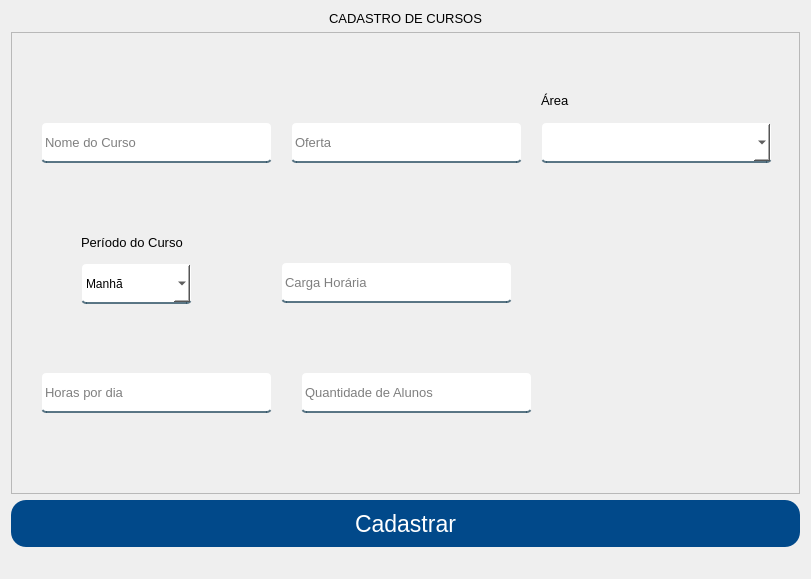
Old version of the form App/view/ui/cadastroCurso.ui in the repository Senac-SOR-ADS/Mapa-de-Sala.
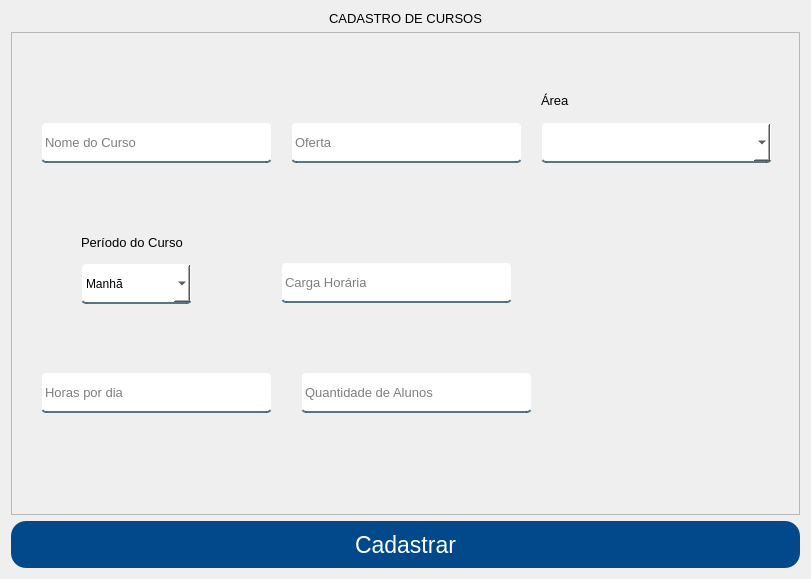
New version of the form.

Patch:
```diff
--- a/App/view/ui/cadastroCurso.ui
+++ b/App/view/ui/cadastroCurso.ui
@@ -335,21 +335,6 @@
      </property>
     </widget>
    </item>
-   <item>
-    <widget class="QLabel" name="respostas">
-     <property name="font">
-      <font>
-       <pointsize>10</pointsize>
-      </font>
-     </property>
-     <property name="text">
-      <string/>
-     </property>
-     <property name="alignment">
-      <set>Qt::AlignCenter</set>
-     </property>
-    </widget>
-   </item>
   </layout>
  </widget>
  <tabstops>
```
